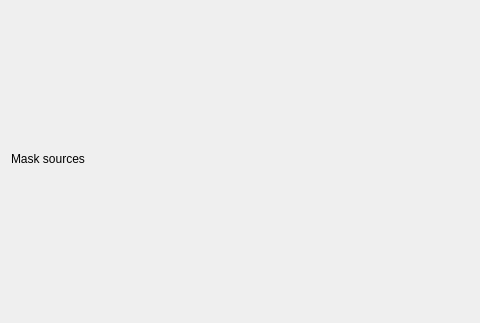
Before: the Qt Designer form src/ui/qgsmaskingwidgetbase.ui in carsmie/QGIS, drawn with Qt 5; both pictures show x 0 to 480 and y 215 to 538 of the 812 by 538 pixel window.
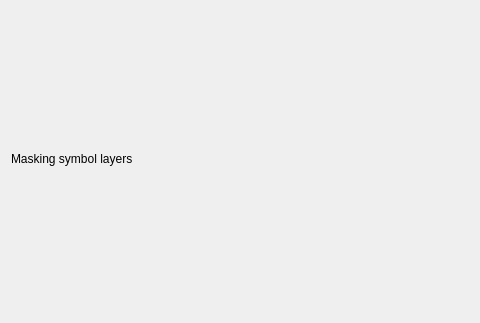
After: the same form once the commit is applied. Custom widgets are drawn as their Qt base class.

Commit message: style(Masking): Set explicit masking labels

```diff
--- a/src/ui/qgsmaskingwidgetbase.ui
+++ b/src/ui/qgsmaskingwidgetbase.ui
@@ -37,7 +37,7 @@
    <item>
     <widget class="QLabel" name="label_2">
      <property name="text">
-      <string>Mask sources</string>
+      <string>Masking symbol layers</string>
      </property>
     </widget>
    </item>
```
The commit also changes 1 other file.
